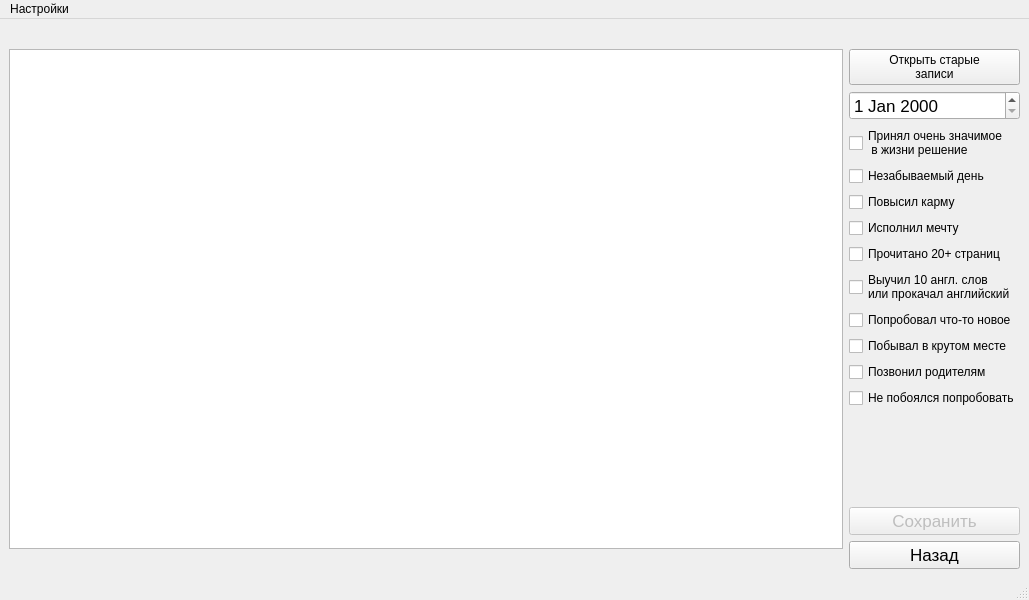
Old version of the form Diary/diarywidget.ui in the repository EvgenyMetelkin/PerfectLive.
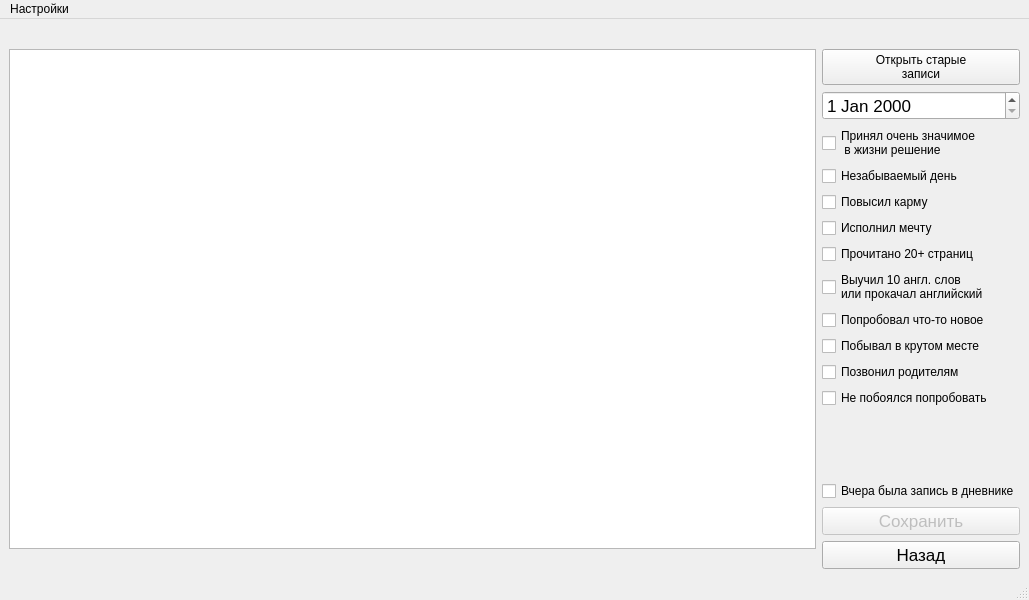
New version of the form.

Commit message: Add check box for penalty for the long absence

```diff
--- a/Diary/diarywidget.ui
+++ b/Diary/diarywidget.ui
@@ -163,6 +163,13 @@
           </property>
          </spacer>
         </item>
+        <item>
+         <widget class="QCheckBox" name="chbLastRecordYesterday">
+          <property name="text">
+           <string>Вчера была запись в дневнике</string>
+          </property>
+         </widget>
+        </item>
         <item>
          <widget class="QPushButton" name="Save">
           <property name="enabled">
```
The commit also changes 1 other file.
